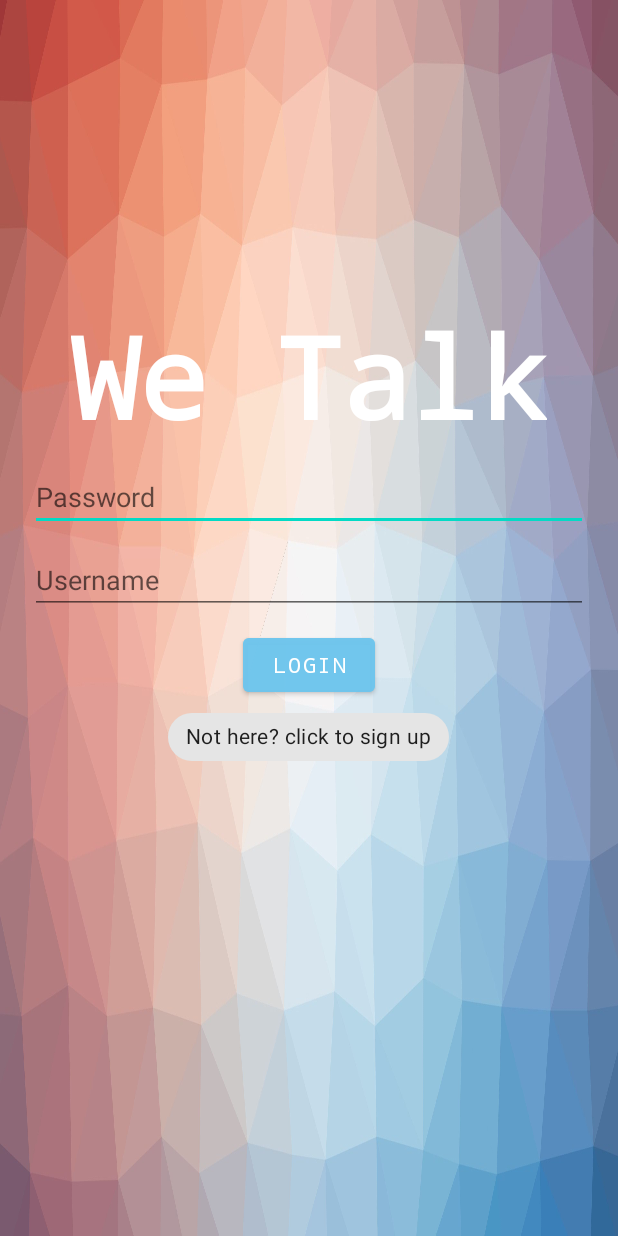
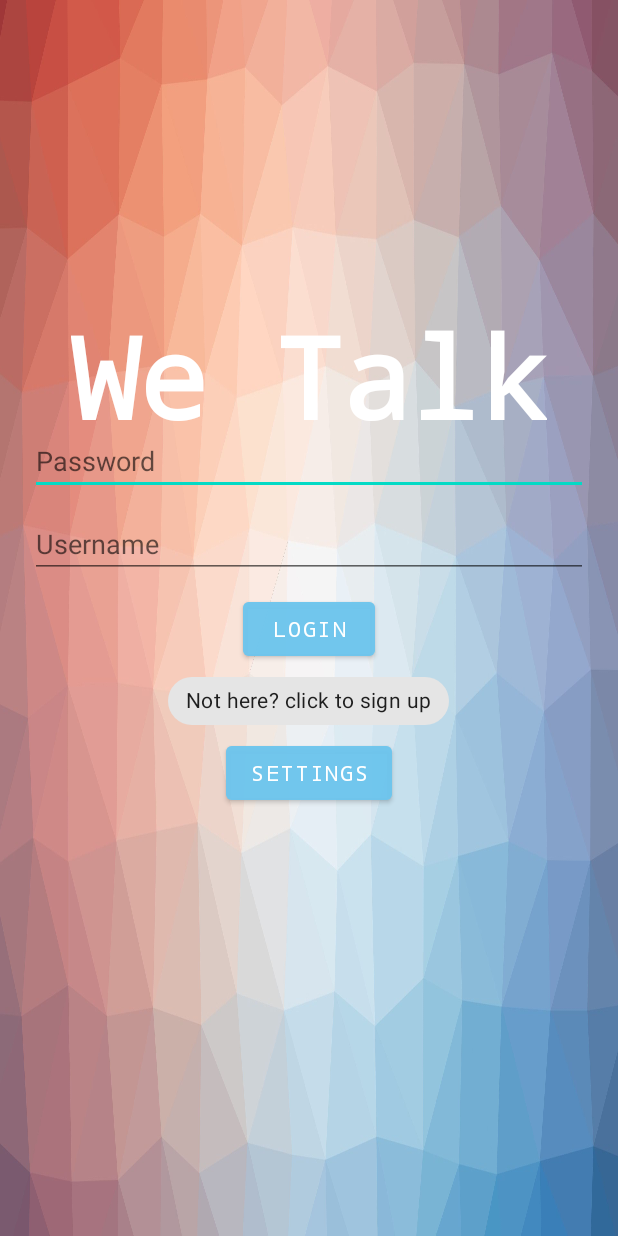
Before and after one commit to DavidDinkevich/WeTalk, an Android app: the layout activity_main.xml on its own in the app's theme, with its tools: preview values and no code run, on a phone screen of 412 x 824 dp. Run offline under Robolectric (Android 15) with nearby library versions, the phone set to English and light mode, and no system bars.

Commit message:
Implemented activity transitions

```diff
--- a/whatsUpAndroid/app/src/main/java/com/example/whatsupandroid/ListActivity.java
+++ /dev/null
@@ -1,4 +0,0 @@
-package com.example.whatsupandroid;
-
-public class ListActivity {
-}
--- a/whatsUpAndroid/app/src/main/res/layout/activity_list.xml
+++ b/whatsUpAndroid/app/src/main/res/layout/activity_list.xml
@@ -4,7 +4,7 @@
     xmlns:tools="http://schemas.android.com/tools"
     android:layout_width="match_parent"
     android:layout_height="match_parent"
-    tools:context=".ListActivity"
+    tools:context=".ActivityList"
     android:background="@drawable/main_background_4">
 
     <LinearLayout
--- a/whatsUpAndroid/app/src/main/res/layout/activity_main.xml
+++ b/whatsUpAndroid/app/src/main/res/layout/activity_main.xml
@@ -55,7 +55,7 @@
             android:inputType="textPersonName" />
 
         <Button
-            android:id="@+id/button"
+            android:id="@+id/buttonLogin"
             android:layout_width="wrap_content"
             android:layout_height="wrap_content"
             android:layout_gravity="center"
@@ -65,13 +65,24 @@
 
             />
 
+
         <com.google.android.material.chip.Chip
-            android:id="@+id/chip4"
+            android:id="@+id/buttonRegister"
             android:layout_width="wrap_content"
             android:layout_height="wrap_content"
             android:layout_gravity="center"
             android:fontFamily="monospace"
             android:text="@string/register_btn" />
+        <Button
+            android:id="@+id/buttonSettings"
+            android:layout_width="wrap_content"
+            android:layout_height="wrap_content"
+            android:text="@string/settings"
+            android:backgroundTint="@color/btn_color"
+            android:fontFamily="monospace"
+            android:layout_gravity="center"
+            tools:layout_editor_absoluteX="20dp"
+            tools:layout_editor_absoluteY="20dp" />
     </LinearLayout>
 
 
--- a/whatsUpAndroid/app/src/main/res/layout/add_contact.xml
+++ b/whatsUpAndroid/app/src/main/res/layout/add_contact.xml
@@ -72,7 +72,7 @@
             android:inputType="number" />
 
         <Button
-            android:id="@+id/button"
+            android:id="@+id/buttonAdd"
             android:layout_width="wrap_content"
             android:layout_height="wrap_content"
             android:layout_gravity="center"
--- a/whatsUpAndroid/app/src/main/res/layout/settings.xml
+++ b/whatsUpAndroid/app/src/main/res/layout/settings.xml
@@ -137,7 +137,7 @@
             />
 
         <com.google.android.material.chip.Chip
-            android:id="@+id/chip4"
+            android:id="@+id/backToList"
             android:layout_width="wrap_content"
             android:layout_height="wrap_content"
             android:layout_gravity="center"
--- a/whatsUpAndroid/app/src/main/res/layout/sign_up_screen.xml
+++ b/whatsUpAndroid/app/src/main/res/layout/sign_up_screen.xml
@@ -88,7 +88,7 @@
         app:srcCompat="@android:drawable/ic_menu_gallery" />
 
         <Button
-            android:id="@+id/button"
+            android:id="@+id/buttonSignup"
             android:layout_width="wrap_content"
             android:layout_height="wrap_content"
             android:layout_gravity="center"
@@ -100,7 +100,7 @@
     </LinearLayout>
 
         <com.google.android.material.chip.Chip
-            android:id="@+id/chip4"
+            android:id="@+id/buttonLogin"
             android:layout_width="wrap_content"
             android:layout_height="wrap_content"
             android:layout_gravity="center"
--- a/whatsUpAndroid/app/src/main/res/values-night/themes.xml
+++ b/whatsUpAndroid/app/src/main/res/values-night/themes.xml
@@ -1,6 +1,6 @@
 <resources xmlns:tools="http://schemas.android.com/tools">
     <!-- Base application theme. -->
-    <style name="Theme.WhatsUpAndroid" parent="Theme.MaterialComponents.DayNight.DarkActionBar">
+    <style name="Theme.WhatsUpAndroid" parent="Theme.MaterialComponents.DayNight.NoActionBar">
         <!-- Primary brand color. -->
         <item name="colorPrimary">@color/purple_200</item>
         <item name="colorPrimaryVariant">@color/purple_700</item>
--- a/whatsUpAndroid/app/src/main/res/values/themes.xml
+++ b/whatsUpAndroid/app/src/main/res/values/themes.xml
@@ -1,6 +1,6 @@
 <resources xmlns:tools="http://schemas.android.com/tools">
     <!-- Base application theme. -->
-    <style name="Theme.WhatsUpAndroid" parent="Theme.MaterialComponents.DayNight.DarkActionBar">
+    <style name="Theme.WhatsUpAndroid" parent="Theme.MaterialComponents.DayNight.NoActionBar">
         <!-- Primary brand color. -->
         <item name="colorPrimary">@color/purple_500</item>
         <item name="colorPrimaryVariant">@color/purple_700</item>
```
Also changed, not shown: whatsUpAndroid/app/src/main/AndroidManifest.xml (+15 -0 lines), whatsUpAndroid/app/src/main/java/com/example/whatsupandroid/ActivityList.java (added, +28 -0 lines), whatsUpAndroid/app/src/main/java/com/example/whatsupandroid/AddContact.java (added, +21 -0 lines), whatsUpAndroid/app/src/main/java/com/example/whatsupandroid/MainActivity.java (+19 -2 lines), whatsUpAndroid/app/src/main/java/com/example/whatsupandroid/Settings.java (added, +21 -0 lines), whatsUpAndroid/app/src/main/java/com/example/whatsupandroid/SignUp.java (added, +26 -0 lines), whatsUpAndroid/app/src/main/java/com/example/whatsupandroid/UserChat.java (added, +14 -0 lines), 2 other files.
